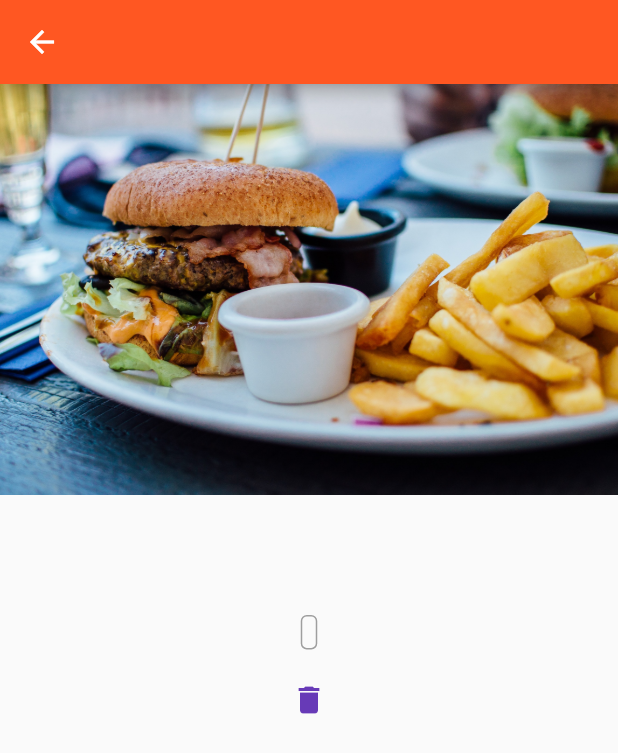
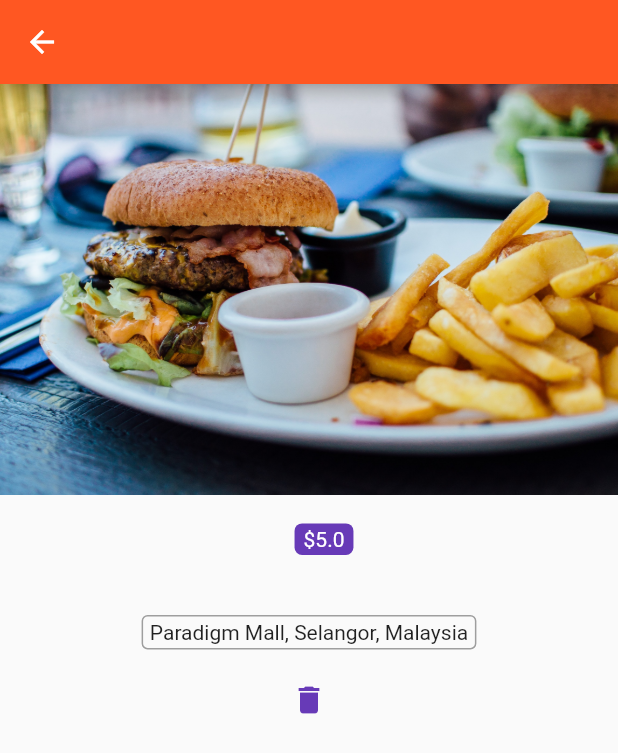
Before and after one commit to MuthuHere/FlutterCourse, a Flutter app: the ProductAdminPage screen opened by its route, after a tap on "Save", after a tap on the "info" icon, on a phone screen of 412 x 824 dp. Shown: the top 753 px of the screen. Run offline on Flutter 3.47's test engine with Material 2 defaults, Android fonts, the phone set to English and light mode, and no system bars.

Commit message:
1. Widget learn

```diff
--- a/lib/details/product_details.dart
+++ b/lib/details/product_details.dart
@@ -1,10 +1,13 @@
 import 'package:flutter/material.dart';
 import 'dart:async';
+
+import 'package:flutter_app/widget/product/price_tag.dart';
 
 class ProductDetails extends StatelessWidget {
   final String title;
   final String imageUrl;
   final String description;
+
 
   ProductDetails(this.title, this.imageUrl, this.description);
 
@@ -24,6 +27,10 @@ class ProductDetails extends StatelessWidget {
           crossAxisAlignment: CrossAxisAlignment.center,
           children: <Widget>[
             Image.asset(imageUrl),
+            Row(
+              mainAxisAlignment: MainAxisAlignment.center,
+              crossAxisAlignment: CrossAxisAlignment.center,
+              children: <Widget>[
                 Container(
                   padding: EdgeInsets.all(10.0),
                   child: Text(
@@ -35,6 +42,11 @@ class ProductDetails extends StatelessWidget {
                     ),
                   ),
                 ),
+                PriceTag(
+                  5.0.toString(),
+                ),
+              ],
+            ),
             Container(
               child: Padding(
                 padding: EdgeInsets.symmetric(horizontal: 4.5, vertical: 2.5),
@@ -44,14 +56,15 @@ class ProductDetails extends StatelessWidget {
             Container(
               child: Padding(
                 padding: EdgeInsets.symmetric(horizontal: 4.5, vertical: 2.5),
-                child: Text(description),
+                child: Text(
+                  "Paradigm Mall, Selangor, Malaysia",
+                ),
               ),
               decoration: BoxDecoration(
                   border: Border.all(
                     color: Colors.grey,
                   ),
-                borderRadius: BorderRadius.circular(4.0),
-              ),
+                  borderRadius: BorderRadius.circular(4.0)),
             ),
             Container(
               padding: EdgeInsets.all(10.0),
--- a/lib/main.dart
+++ b/lib/main.dart
@@ -33,9 +33,11 @@ class _MyAppState extends State<MyApp> {
   Widget build(BuildContext context) {
     return MaterialApp(
         theme: ThemeData(
+            brightness: Brightness.light,
+            accentColor: Colors.deepPurple,
+            buttonColor: Colors.deepPurpleAccent,
             primarySwatch: Colors.deepOrange,
-            brightness: Brightness.light,
-            accentColor: Colors.deepPurple),
+            buttonTheme: ButtonThemeData()),
         routes: {
           '/': (BuildContext context) => AuthPage(),
           '/home': (BuildContext context) => HomePage(_products),
--- a/lib/pages/auth.dart
+++ b/lib/pages/auth.dart
@@ -11,33 +11,19 @@ class _AuthState extends State<AuthPage> {
   String _username, _password;
   bool _acceptTerms = false;
 
-  @override
-  Widget build(BuildContext context) {
-    return Scaffold(
-      appBar: AppBar(
-        title: Text("Login"),
-      ),
-      body: Center(
-        child: Container(
-          child: Container(
-            decoration: BoxDecoration(
-              image: DecorationImage(
+  DecorationImage _buildBackgroundImage() {
+    return DecorationImage(
       fit: BoxFit.cover,
-                colorFilter: ColorFilter.mode(
-                    Colors.black.withOpacity(0.2), BlendMode.dstATop),
+      colorFilter:
+          ColorFilter.mode(Colors.black.withOpacity(0.2), BlendMode.dstATop),
       image: AssetImage('assets/background.jpg'),
-              ),
-            ),
-            padding: EdgeInsets.all(15.0),
-            child: Column(
-              mainAxisAlignment: MainAxisAlignment.center,
-              crossAxisAlignment: CrossAxisAlignment.center,
-              children: <Widget>[
-                TextField(
+    );
+  }
+
+  Widget _buildUserNameTextField() {
+    return TextField(
       decoration: InputDecoration(
-                      hintText: 'Username',
-                      filled: true,
-                      fillColor: Colors.white),
+          hintText: 'Username', filled: true, fillColor: Colors.white),
       textInputAction: TextInputAction.next,
       focusNode: FocusNode(),
       onChanged: (String value) {
@@ -45,9 +31,11 @@ class _AuthState extends State<AuthPage> {
           _username = value;
         });
       },
-                ),
-                SizedBox(height: 10.0),
-                TextField(
+    );
+  }
+
+  Widget _buildPasswordTextField() {
+    return TextField(
       textInputAction: TextInputAction.done,
       onChanged: (String value) {
         setState(() {
@@ -57,11 +45,12 @@ class _AuthState extends State<AuthPage> {
       scrollPadding: EdgeInsets.all(5.0),
       obscureText: true,
       decoration: InputDecoration(
-                      hintText: 'Password',
-                      filled: true,
-                      fillColor: Colors.white),
-                ),
-                SwitchListTile(
+          hintText: 'Password', filled: true, fillColor: Colors.white),
+    );
+  }
+
+  Widget _buildAcceptSwitch() {
+    return SwitchListTile(
       value: _acceptTerms,
       title: Text('Accept Terms'),
       onChanged: (bool value) {
@@ -69,18 +58,51 @@ class _AuthState extends State<AuthPage> {
           _acceptTerms = value;
         });
       },
+    );
+  }
+
+  void _btnSubmitTapped() {
+    Navigator.pushReplacementNamed(context, "/home");
+  }
+
+  @override
+  Widget build(BuildContext context) {
+    final double deviceWidth = MediaQuery.of(context).size.width;
+
+    final double targetWidth = deviceWidth > 550 ? 500.0 : deviceWidth * 0.9;
+
+    return Scaffold(
+      appBar: AppBar(
+        title: Text("Login"),
       ),
+      body: Center(
+        child: Container(
+          child: Container(
+            decoration: BoxDecoration(
+              image: _buildBackgroundImage(),
+            ),
+            padding: EdgeInsets.all(15.0),
+            child: Container(
+              alignment: Alignment.center,
+              child: SingleChildScrollView(
+                child: Container(
+                  width: targetWidth,
+                  child: Column(
+                    mainAxisAlignment: MainAxisAlignment.center,
+                    crossAxisAlignment: CrossAxisAlignment.center,
+                    children: <Widget>[
+                      _buildUserNameTextField(),
+                      SizedBox(height: 10.0),
+                      _buildPasswordTextField(),
+                      _buildAcceptSwitch(),
                       RaisedButton(
                         child: Text('LOGIN'),
-                  onPressed: () {
-                    print("Username==> " +
-                        _username +
-                        " <===== password =====>" +
-                        _password);
-                    Navigator.pushReplacementNamed(context, "/home");
-                  },
+                        onPressed: _btnSubmitTapped,
                       )
                     ],
+                  ),
+                ),
+              ),
             ),
           ),
         ),
--- a/lib/pages/home.dart
+++ b/lib/pages/home.dart
@@ -1,15 +1,14 @@
 import 'package:flutter/material.dart';
-import 'package:flutter_app/product_manager.dart';
+import 'package:flutter_app/products.dart';
 
 class HomePage extends StatelessWidget {
+
   final List<Map<String, dynamic>> products;
 
   HomePage(this.products);
 
-  @override
-  Widget build(BuildContext context) {
-    return Scaffold(
-      drawer: Drawer(
+  _buildSideDrawer(BuildContext context){
+   return Drawer(
       child: Column(
         children: <Widget>[
           AppBar(
@@ -28,7 +27,13 @@ class HomePage extends StatelessWidget {
           )
         ],
       ),
-      ),
+    );
+  }
+
+  @override
+  Widget build(BuildContext context) {
+    return Scaffold(
+      drawer: _buildSideDrawer(context),
       appBar: AppBar(
         actions: <Widget>[
           IconButton(
@@ -44,7 +49,7 @@ class HomePage extends StatelessWidget {
           textAlign: TextAlign.center,
         ),
       ),
-      body: ProductManager(products),
+      body: Products(products),
     );
   }
 }
--- a/lib/pages/product_create.dart
+++ b/lib/pages/product_create.dart
@@ -19,10 +19,14 @@ class _ProductCreateState extends State<ProductCreatePage> {
 
   @override
   Widget build(BuildContext context) {
+    final double deviceWidth = MediaQuery.of(context).size.width;
+    final double targetWidth = deviceWidth > 550.0 ? 500 : deviceWidth * 0.9;
+    final double targetPadding = deviceWidth - targetWidth;
     return Container(
       child: Card(
         margin: EdgeInsets.all(15.0),
         child: ListView(
+          padding: EdgeInsets.symmetric(horizontal: targetPadding / 2),
           children: <Widget>[
             TextField(
               decoration: InputDecoration(labelText: "Product Title"),
@@ -55,7 +59,6 @@ class _ProductCreateState extends State<ProductCreatePage> {
             SizedBox(height: 15.0),
             RaisedButton(
               padding: EdgeInsets.all(2.0),
-              color: Theme.of(context).accentColor,
               textColor: Colors.white,
               child: Text('Save'),
               onPressed: () {
--- a/lib/pages/products_admin.dart
+++ b/lib/pages/products_admin.dart
@@ -9,12 +9,8 @@ class ProductAdminPage extends StatelessWidget {
 
   ProductAdminPage(this.addProduct, this.deleteProduct);
 
-  @override
-  Widget build(BuildContext context) {
-    return DefaultTabController(
-      length: 2,
-      child: Scaffold(
-        drawer: Drawer(
+  _buildSideDrawer(BuildContext context) {
+   return Drawer(
       child: Column(
         children: <Widget>[
           AppBar(
@@ -33,7 +29,15 @@ class ProductAdminPage extends StatelessWidget {
           )
         ],
       ),
-        ),
+    );
+  }
+
+  @override
+  Widget build(BuildContext context) {
+    return DefaultTabController(
+      length: 2,
+      child: Scaffold(
+        drawer: _buildSideDrawer(context),
         appBar: AppBar(
           title: Text('Manage Product'),
           bottom: TabBar(tabs: <Widget>[
@@ -47,8 +51,10 @@ class ProductAdminPage extends StatelessWidget {
             )
           ]),
         ),
-        body: TabBarView(
-            children: <Widget>[ProductCreatePage(addProduct), ProductListPage()]),
+        body: TabBarView(children: <Widget>[
+          ProductCreatePage(addProduct),
+          ProductListPage()
+        ]),
       ),
     );
   }
--- a/lib/product_manager.dart
+++ /dev/null
@@ -1,19 +0,0 @@
-import 'package:flutter/material.dart';
-
-import 'package:flutter_app/products.dart';
-
-class ProductManager extends StatelessWidget {
-  final List<Map<String, dynamic>> products;
-
-
-  ProductManager(this.products);
-
-  @override
-  Widget build(BuildContext context) {
-    return Column(
-      children: [
-        Expanded(child: Products(products))
-      ],
-    );
-  }
-}
--- a/lib/products.dart
+++ b/lib/products.dart
@@ -1,88 +1,24 @@
 import 'package:flutter/material.dart';
+import 'package:flutter_app/widget/product/product_card.dart';
 
 class Products extends StatelessWidget {
   final List<Map<String, dynamic>> products;
 
   Products(this.products);
 
-  Widget _buildList(BuildContext context, int index) {
-    return Card(
-      child: Column(
-        children: <Widget>[
-          Image.asset(products[index]['image']),
-          Container(
-            padding: EdgeInsets.only(top: 20.0),
-            child: Row(
-              mainAxisAlignment: MainAxisAlignment.center,
-              children: <Widget>[
-                Text(
-                  products[index]['title'],
-                  style: TextStyle(
-                      fontSize: 26.0,
-                      fontWeight: FontWeight.bold,
-                      fontFamily: 'Oswald'),
-                ),
-                SizedBox(
-                  width: 10.0,
-                ),
-                Container(
-                  padding: EdgeInsets.symmetric(horizontal: 6.0, vertical: 2.5),
-                  decoration: BoxDecoration(
-                    color: Theme.of(context).accentColor,
-                    borderRadius: BorderRadius.circular(5.0),
-                  ),
-                  child: Text(
-                    '\$${products[index]['price'].toString()}',
-                    style: TextStyle(color: Colors.white),
-                  ),
-                ),
-              ],
-            ),
-          ),
-          Container(
-            padding: EdgeInsets.symmetric(vertical: 2.5, horizontal: 6.0),
-            decoration: BoxDecoration(
-              border: Border.all(color: Colors.grey, width: 1.0),
-              borderRadius: BorderRadius.circular(4.0),
-            ),
-            child: Text('Paradigm Mall, Selangor, Malaysia'),
-          ),
-          ButtonBar(
-            alignment: MainAxisAlignment.center,
-            children: <Widget>[
-              IconButton(
-                icon: Icon(Icons.info),
-                color: Theme.of(context).accentColor,
-                onPressed: () => Navigator.pushNamed<bool>(
-                    context, '/product/' + index.toString()),
-              ),
-              IconButton(
-                icon: Icon(Icons.favorite_border),
-                color: Colors.red,
-                onPressed: () => Navigator.pushNamed<bool>(
-                    context, '/product/' + index.toString()),
-              ),
-            ],
-          )
-        ],
-      ),
-    );
-  }
-
   //loading list
   Widget _buildProductList() {
-    Widget productCard;
+    Widget productCards;
     if (products.length > 0) {
-      productCard = ListView.builder(
-        itemBuilder: _buildList,
+      productCards = ListView.builder(
+        itemBuilder: (BuildContext context, int index) =>
+            ProductCard(products[index], index),
         itemCount: products.length,
       );
     } else {
-      productCard = Center(
-        child: Text('No products found, please add'),
-      );
+      productCards = Container();
     }
-    return productCard;
+    return productCards;
   }
 
 /*
--- /dev/null
+++ b/lib/widget/product/address_tag.dart
@@ -0,0 +1,18 @@
+import 'package:flutter/material.dart';
+
+class AddressTag extends StatelessWidget {
+  final String address;
+
+  AddressTag(this.address);
+
+  @override
+  Widget build(BuildContext context) {
+    return Container(
+      padding: EdgeInsets.symmetric(horizontal: 6.0, vertical: 2.5),
+      decoration: BoxDecoration(
+          border: Border.all(color: Colors.grey, width: 1.0),
+          borderRadius: BorderRadius.circular(4.0)),
+      child: Text(address),
+    );
+  }
+}
--- /dev/null
+++ b/lib/widget/product/price_tag.dart
@@ -0,0 +1,22 @@
+import 'package:flutter/material.dart';
+
+class PriceTag extends StatelessWidget {
+  final String price;
+
+  PriceTag(this.price);
+
+  @override
+  Widget build(BuildContext context) {
+    return Container(
+      padding: EdgeInsets.symmetric(horizontal: 6.0, vertical: 2.5),
+      decoration: BoxDecoration(
+        color: Theme.of(context).accentColor,
+        borderRadius: BorderRadius.circular(5.0),
+      ),
+      child: Text(
+        '\$$price',
+        style: TextStyle(color: Colors.white),
+      ),
+    );
+  }
+}
--- /dev/null
+++ b/lib/widget/product/product_card.dart
@@ -0,0 +1,63 @@
+import 'package:flutter/material.dart';
+import 'package:flutter_app/widget/product/address_tag.dart';
+import 'package:flutter_app/widget/product/title_default.dart';
+
+import './price_tag.dart';
+
+class ProductCard extends StatelessWidget {
+  final Map<String, dynamic> product;
+  final int productIndex;
+
+  ProductCard(this.product, this.productIndex);
+
+  Widget _buildTitlePriceRow() {
+    return Container(
+      padding: EdgeInsets.only(top: 10.0),
+      child: Row(
+        mainAxisAlignment: MainAxisAlignment.center,
+        children: <Widget>[
+          TitleDefault(product['title']),
+          SizedBox(
+            width: 8.0,
+          ),
+          PriceTag(product['price'].toString())
+        ],
+      ),
+    );
+  }
+
+  Widget _buildActionButtons(BuildContext context) {
+    return ButtonBar(
+      alignment: MainAxisAlignment.center,
+      children: <Widget>[
+        IconButton(
+          icon: Icon(Icons.info),
+          color: Theme.of(context).accentColor,
+          onPressed: () => Navigator.pushNamed<bool>(
+              context, '/product/' + productIndex.toString()),
+        ),
+        IconButton(
+          icon: Icon(Icons.favorite_border),
+          color: Colors.red,
+          onPressed: () => Navigator.pushNamed<bool>(
+              context, '/product/' + productIndex.toString()),
+        )
+      ],
+    );
+  }
+
+  @override
+  Widget build(BuildContext context) {
+    return Card(
+      child: Column(
+        children: <Widget>[
+          Image.asset(product['image']),
+          _buildTitlePriceRow(),
+          AddressTag('Union Square, San Francisco'),
+          _buildActionButtons(context)
+        ],
+      ),
+    );
+    ;
+  }
+}
--- /dev/null
+++ b/lib/widget/product/title_default.dart
@@ -0,0 +1,16 @@
+import 'package:flutter/material.dart';
+
+class TitleDefault extends StatelessWidget {
+  final String title;
+
+  TitleDefault(this.title);
+
+  @override
+  Widget build(BuildContext context) {
+    return Text(
+      title,
+      style: TextStyle(
+          fontSize: 26.0, fontWeight: FontWeight.bold, fontFamily: 'Oswald'),
+    );
+  }
+}
```
Lines whose indentation alone changed are shown as unchanged.
